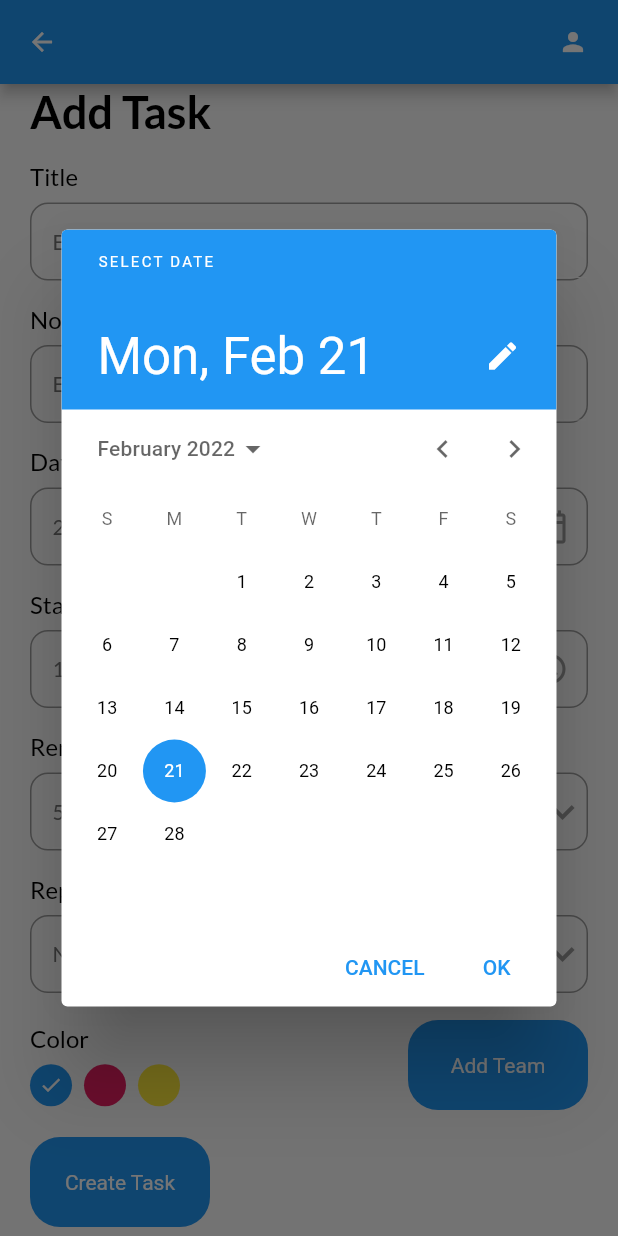
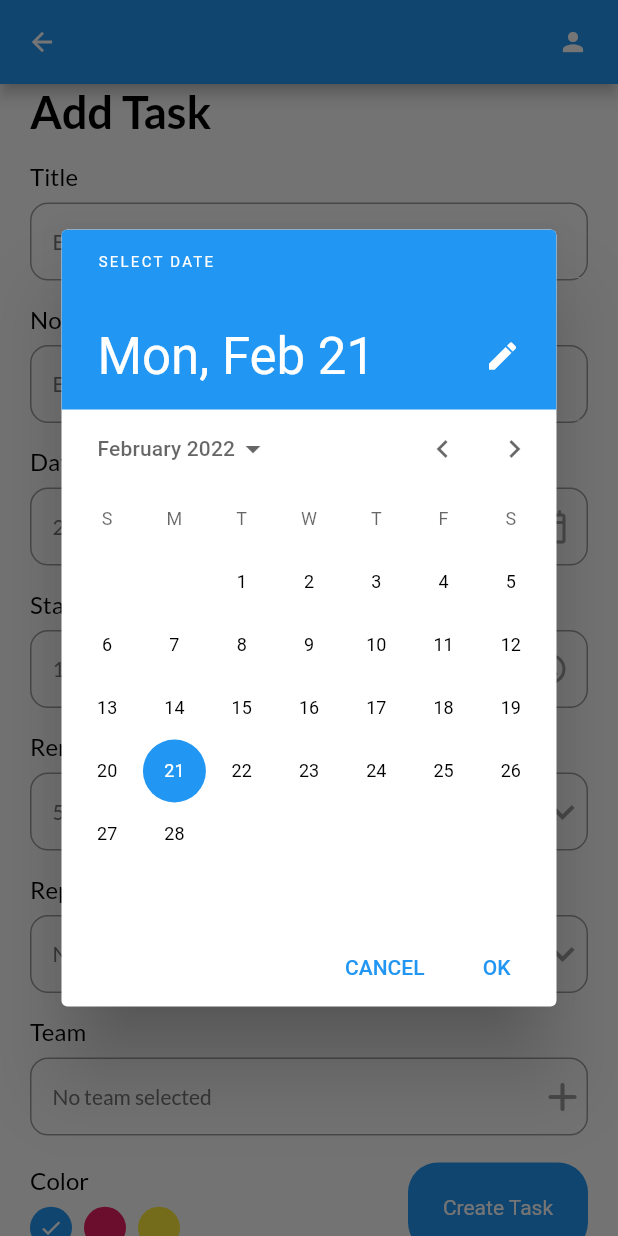
Before and after one commit to Santo120199/task_manager_app, a Flutter app: the AddTaskPage screen opened directly, after a tap on the "calendar today" icon, on a phone screen of 412 x 824 dp. Run offline on Flutter 3.47's test engine with Material 2 defaults, Android fonts, the phone set to English and light mode, and no system bars; our stand-ins replace date_picker_timeline, flutter_staggered_animations, font_awesome_flutter, get, get_it, google_fonts and 2 more; accounts and stored records are empty; network calls fail.

Commit message:
Add team into create task page, and show team in team page

```diff
--- a/lib/models/team.dart
+++ b/lib/models/team.dart
@@ -3,8 +3,9 @@ class Team {
   int? id;
   String? name;
   int? createdBy;
+  String? users;
 
-  Team({this.id,this.name,this.createdBy});
+  Team({this.id,this.name,this.createdBy,this.users});
 
   factory Team.fromJson(Map<String,dynamic> item){
 
@@ -12,6 +13,7 @@ class Team {
       id: int.parse(item['id']),
       name: item['name'],
       createdBy: int.parse(item['createdBy']),
+      users: item['users']
     );
   }
 
--- a/lib/models/user.dart
+++ b/lib/models/user.dart
@@ -13,7 +13,7 @@ class User {
       id: int.parse(item['id']),
       username: item['username'],
       email: item['email'],
-      password: item['password'],
+
     );
   }
 
--- a/lib/ui/add_task_bar.dart
+++ b/lib/ui/add_task_bar.dart
@@ -1,12 +1,16 @@
 // ignore_for_file: prefer_const_constructors
 
 import 'package:flutter/material.dart';
+import 'package:font_awesome_flutter/font_awesome_flutter.dart';
 import 'package:get/get.dart';
 import 'package:get_it/get_it.dart';
 import 'package:intl/intl.dart';
 import 'package:shared_preferences/shared_preferences.dart';
+import 'package:task_manager_app/models/api_response.dart';
 import 'package:task_manager_app/models/task.dart';
+import 'package:task_manager_app/models/team.dart';
 import 'package:task_manager_app/services/tasks_service.dart';
+import 'package:task_manager_app/services/teams_service.dart';
 import 'package:task_manager_app/ui/home_page.dart';
 import 'package:task_manager_app/ui/theme.dart';
 import 'package:task_manager_app/ui/widgets/button.dart';
@@ -44,6 +48,26 @@ class _AddTaskPageState extends State<AddTaskPage> {
     "Monthly",
   ];
   int _selectedColor = 0;
+
+  late APIResponse<List<Team>> _apiResponse;
+  TeamsService get service1 => GetIt.I<TeamsService>();
+  String team = "";
+
+
+   _fetchTeam()async{
+    final SharedPreferences sharedPreferences = await SharedPreferences.getInstance();
+    var userId = sharedPreferences.getString('id');
+    _apiResponse = await service1.getTeamList(userId!);
+    print(_apiResponse.data);
+
+  }
+
+  @override
+  void initState() {
+    _fetchTeam();
+    team = "No team selected";
+    super.initState();
+  }
 
   @override
   Widget build(BuildContext context) {
@@ -168,22 +192,29 @@ class _AddTaskPageState extends State<AddTaskPage> {
                   },
                 ),
               ),
-              SizedBox(
-                height: 18,
+              MyInputField(
+                title: "Team",
+                hint: team,
+                widget: GestureDetector(
+                  child: Icon(Icons.add_rounded,size: 32,color: Colors.grey,),
+                  onTap: (){
+                    _showTeamDialog();
+
+                  }
+                  )
               ),
+              SizedBox(height: 18,),
               Row(
                 mainAxisAlignment: MainAxisAlignment.spaceBetween,
                 crossAxisAlignment: CrossAxisAlignment.center,
                 children: [
                   _colorPalette(),
-
-                  MyButton(label: "Add Team", onTap: () => _showTeamDialog() )
+                   MyButton(label: "Create Task", onTap: () => _validateData()),
                 ],
               ),
               SizedBox(
-                height: 18,
+                height: 20,
               ),
-              MyButton(label: "Create Task", onTap: () => _validateData())
             ],
           ),
         ),
@@ -357,17 +388,43 @@ class _AddTaskPageState extends State<AddTaskPage> {
       builder: (BuildContext context){
         return SimpleDialog(
           title: const Text("Select Team"),
-          children: <Widget>[
-            SimpleDialogOption(
-              padding: const EdgeInsets.symmetric(horizontal: 24,vertical: 20),
-              child: Text('Option 1',style: TextStyle(fontSize: 15),),
+          children: [
+            Container(
+              width: 200,
+              height: 150,
+              child: ListView.builder(
+                itemCount: _apiResponse.data!.length,
+                itemBuilder: (_,index){
+                  return SimpleDialogOption(
+                    padding: const EdgeInsets.symmetric(horizontal: 20,vertical:20),
+                    child: Row(
+                      children: [
+                        Icon(FontAwesomeIcons.users),
+                        SizedBox(width: 20,),
+                        Text(_apiResponse.data![index].name!,style: TextStyle(fontSize: 18),),
+                      ],
+                    ),
+                    onPressed: (){
+                      setState(() {
+                        team = _apiResponse.data![index].name!;
+                        Navigator.pop(context);
+                      });
+                    },
+                  );
+                },
+              ),
             )
-          ],
+          ]
         );
       }
     );
   }
 }
+
+/* SimpleDialogOption(
+              padding: const EdgeInsets.symmetric(horizontal: 24,vertical: 20),
+              child: Text('Option 1',style: TextStyle(fontSize: 15),),
+            ) */
 
 class DialogWidget extends StatelessWidget {
   const DialogWidget({ Key? key }) : super(key: key);
--- a/lib/ui/team_page.dart
+++ b/lib/ui/team_page.dart
@@ -47,7 +47,9 @@ class _TeamPageState extends State<TeamPage> {
     final SharedPreferences sharedPreferences = await SharedPreferences.getInstance();
     var userId = sharedPreferences.getString('id');
     _apiResponse = await service.getTeamList(userId!);
-    print(_apiResponse.data);
+    var user = _apiResponse.data![4].users!.split(",");
+
+
 
     setState(() {
       _isLoading = false;
```
Also changed, not shown: lib/services/users_service.dart (+23 -0 lines), lib/ui/create_team.dart (+21 -2 lines).
